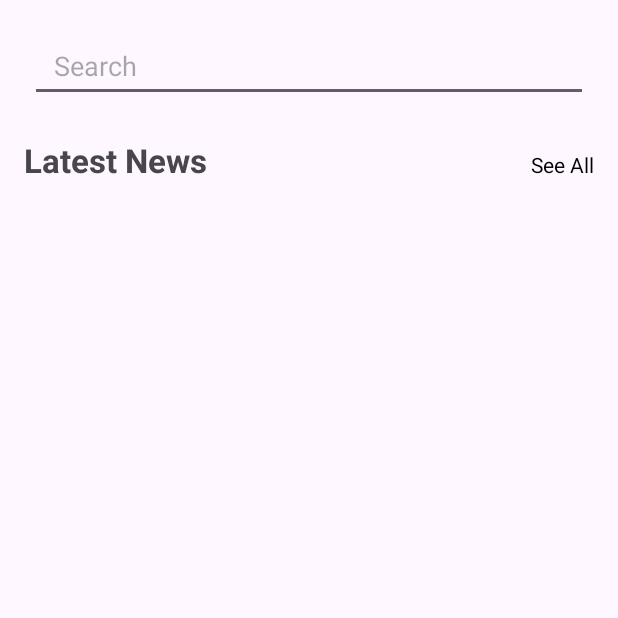
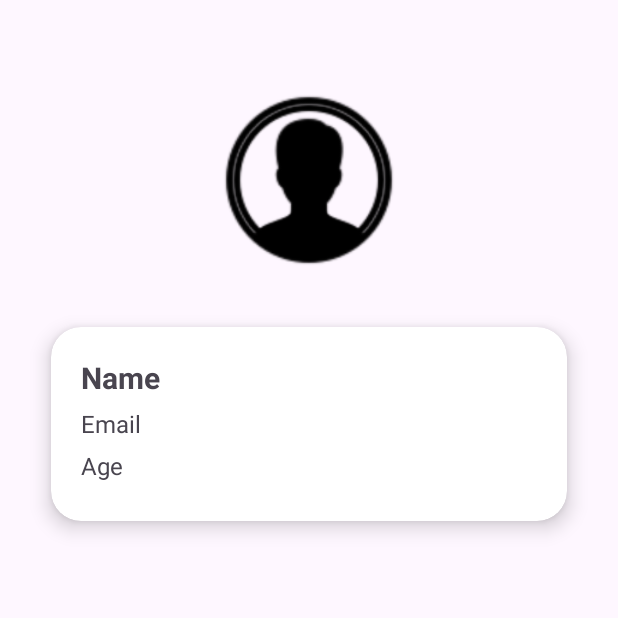
Before and after one commit to darshanaweerasooriya/android-news-app, an Android app: the screen it shows after launch (homeActivity before the commit, profileActivity after it), after a tap on an icon or button, on a phone screen of 412 x 824 dp, the top half of it. Run offline under Robolectric (Android 15) with nearby library versions, the phone set to English and light mode, and no system bars; libraries missing offline, so code that uses them is left out: presentation.profile.profileActivity.

Commit message:
backned done v1

```diff
--- a/app/build.gradle.kts
+++ b/app/build.gradle.kts
@@ -42,7 +42,10 @@ dependencies {
     implementation(libs.material)
     implementation(libs.androidx.activity)
     implementation(libs.androidx.constraintlayout)
+    implementation("com.squareup.retrofit2:retrofit:2.9.0")
+    implementation("com.squareup.retrofit2:converter-gson:2.9.0")
     testImplementation(libs.junit)
     androidTestImplementation(libs.androidx.junit)
     androidTestImplementation(libs.androidx.espresso.core)
+
 }
--- a/app/src/main/java/presentation/component/nav_barActivity.kt
+++ b/app/src/main/java/presentation/component/nav_barActivity.kt
@@ -9,6 +9,8 @@ import com.example.android_news_app.R
 import android.widget.ImageView
 import presentation.favorites.favouriteActivity
 import presentation.home.homeActivity
+import  presentation.profile.profileActivity
+
 import android.content.Intent
 
 
@@ -30,7 +32,7 @@ class nav_barActivity : AppCompatActivity() {
 
         // Account
         findViewById<ImageView>(R.id.nav_user).setOnClickListener {
-            startActivity(Intent(this, homeActivity::class.java))
+            startActivity(Intent(this, profileActivity::class.java))
         }
     }
 }
--- /dev/null
+++ b/app/src/main/java/presentation/profile/profileActivity.kt
@@ -0,0 +1,21 @@
+package presentation.profile
+
+import android.os.Bundle
+import androidx.activity.enableEdgeToEdge
+import androidx.appcompat.app.AppCompatActivity
+import androidx.core.view.ViewCompat
+import androidx.core.view.WindowInsetsCompat
+import com.example.android_news_app.R
+
+class profileActivity : AppCompatActivity() {
+    override fun onCreate(savedInstanceState: Bundle?) {
+        super.onCreate(savedInstanceState)
+        enableEdgeToEdge()
+        setContentView(R.layout.activity_profile)
+        ViewCompat.setOnApplyWindowInsetsListener(findViewById(R.id.main)) { v, insets ->
+            val systemBars = insets.getInsets(WindowInsetsCompat.Type.systemBars())
+            v.setPadding(systemBars.left, systemBars.top, systemBars.right, systemBars.bottom)
+            insets
+        }
+    }
+}
--- /dev/null
+++ b/app/src/main/res/layout/activity_profile.xml
@@ -0,0 +1,74 @@
+<?xml version="1.0" encoding="utf-8"?>
+<androidx.constraintlayout.widget.ConstraintLayout xmlns:android="http://schemas.android.com/apk/res/android"
+    xmlns:app="http://schemas.android.com/apk/res-auto"
+    xmlns:tools="http://schemas.android.com/tools"
+    android:id="@+id/main"
+    android:layout_width="match_parent"
+    android:layout_height="match_parent"
+    tools:context="presentation.profile.profileActivity">
+
+    <!-- Profile circle image -->
+    <ImageView
+        android:id="@+id/imgProfile"
+        android:layout_width="120dp"
+        android:layout_height="120dp"
+        android:src="@drawable/profile"
+        android:scaleType="centerCrop"
+        android:layout_marginTop="60dp"
+        android:background="@drawable/profile"
+        android:padding="5dp"
+        app:layout_constraintTop_toTopOf="parent"
+        app:layout_constraintStart_toStartOf="parent"
+        app:layout_constraintEnd_toEndOf="parent"
+        />
+
+    <!-- Card -->
+    <androidx.cardview.widget.CardView
+        android:id="@+id/profileCard"
+        android:layout_width="0dp"
+        android:layout_height="wrap_content"
+        android:layout_margin="20dp"
+        app:cardCornerRadius="20dp"
+        app:cardElevation="8dp"
+        app:cardUseCompatPadding="true"
+        app:layout_constraintTop_toBottomOf="@id/imgProfile"
+        app:layout_constraintStart_toStartOf="parent"
+        app:layout_constraintEnd_toEndOf="parent">
+
+        <LinearLayout
+            android:orientation="vertical"
+            android:padding="20dp"
+            android:layout_width="match_parent"
+            android:layout_height="wrap_content">
+
+            <TextView
+                android:id="@+id/txtName"
+                android:layout_width="wrap_content"
+                android:layout_height="wrap_content"
+                android:text="Name"
+                android:textSize="20sp"
+                android:textStyle="bold"
+                android:layout_marginBottom="6dp"/>
+
+            <TextView
+                android:id="@+id/txtEmail"
+                android:layout_width="wrap_content"
+                android:layout_height="wrap_content"
+                android:text="Email"
+                android:textSize="16sp"
+                android:layout_marginBottom="6dp"/>
+
+            <TextView
+                android:id="@+id/txtAge"
+                android:layout_width="wrap_content"
+                android:layout_height="wrap_content"
+                android:text="Age"
+                android:textSize="16sp"
+                android:layout_marginBottom="6dp"/>
+
+        </LinearLayout>
+
+    </androidx.cardview.widget.CardView>
+
+
+</androidx.constraintlayout.widget.ConstraintLayout>
```
Also changed, not shown: app/src/main/AndroidManifest.xml (+5 -3 lines), app/src/main/java/presentation/home/NewsApi.kt (added, +16 -0 lines), app/src/main/java/presentation/home/NewsResponse.kt (added, +16 -0 lines), app/src/main/java/presentation/home/homeActivity.kt (+33 -5 lines), app/src/main/java/presentation/login/loginActivity.kt (+31 -0 lines), app/src/main/java/presentation/register/UserPref.kt (added, +37 -0 lines), app/src/main/java/presentation/register/registerActivity.kt (+41 -0 lines), app/src/main/res/layout/activity_favourite.xml (+33 -6 lines).
